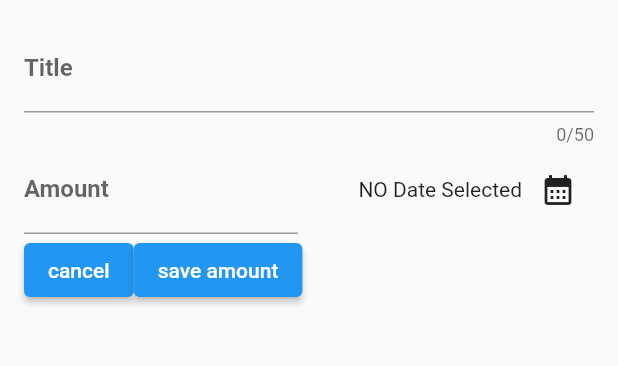
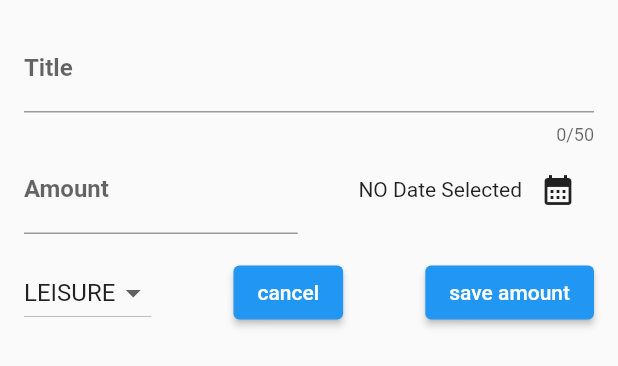
Before and after one commit to 8055vineet/ExpenseTracker, a Flutter app: the NewExpense widget shown alone on an empty page, opened directly, on a phone screen of 412 x 824 dp. Shown: the top 366 px of the screen. Run offline on Flutter 3.47's test engine with Material 2 defaults, Android fonts, the phone set to English and light mode, and no system bars.

```diff
--- a/lib/widgets/new_expense.dart
+++ b/lib/widgets/new_expense.dart
@@ -1,7 +1,6 @@
 import 'package:expensetracker/models/expense.dart';
 import 'package:flutter/material.dart';
 import 'package:intl/intl.dart';
-
 
 class NewExpense extends StatefulWidget {
   const NewExpense({super.key});
@@ -13,22 +12,22 @@ class NewExpense extends StatefulWidget {
 class _NewExpenseState extends State<NewExpense> {
   final _titleController = TextEditingController();
   final _amountController = TextEditingController();
-  DateTime?_selectedDate;
+  DateTime? _selectedDate;
+  Category _selectedCategory = Category.leisure;
+
   void _presentDatePicker() async {
     final now = DateTime.now();
     final firstDate = DateTime(now.year - 1, now.month, now.day);
 
-    final pickedDate= await showDatePicker(
+    final pickedDate = await showDatePicker(
         context: context,
         initialDate: now,
         firstDate: firstDate,
         lastDate: now);
-    setState((){
-      _selectedDate=pickedDate;
-
+    setState(() {
+      _selectedDate = pickedDate;
     });
   }
-
 
   void dispose() {
     _titleController.dispose();
@@ -73,7 +72,9 @@ class _NewExpenseState extends State<NewExpense> {
                   mainAxisAlignment: MainAxisAlignment.end,
                   crossAxisAlignment: CrossAxisAlignment.center,
                   children: [
-                   Text(_selectedDate==null?'NO Date Selected':Formatter.format(_selectedDate!)),
+                    Text(_selectedDate == null
+                        ? 'NO Date Selected'
+                        : Formatter.format(_selectedDate!)),
                     IconButton(
                       onPressed: _presentDatePicker,
                       icon: const Icon(Icons.calendar_month),
@@ -83,19 +84,42 @@ class _NewExpenseState extends State<NewExpense> {
               ),
             ],
           ),
+          const SizedBox(
+            height: 15,
+          ),
           Row(
             children: [
+              DropdownButton(
+                  value: _selectedCategory,
+                  items: Category.values.map((category) {
+                    return DropdownMenuItem(
+                      value: category,
+                      child: Text(category.name.toUpperCase()),
+                    );
+                  }).toList(),
+                  onChanged: (value) {
+                    if (value == null)
+                      return;
+                    else {
+                      setState(() {
+                        _selectedCategory = value;
+                      });
+                    }
+                  }),
+              const Spacer(),
               ElevatedButton(
                   onPressed: () {
                     Navigator.pop(context);
                   },
                   child: Text('cancel')),
+              const Spacer(),
               ElevatedButton(
-                  onPressed: () {
-                    print(_amountController.text);
-                    print(_titleController.text);
-                  },
-                  child: const Text('save amount'))
+                onPressed: () {
+                  print(_amountController.text);
+                  print(_titleController.text);
+                },
+                child: const Text('save amount'),
+              ),
             ],
           ),
         ],
```
